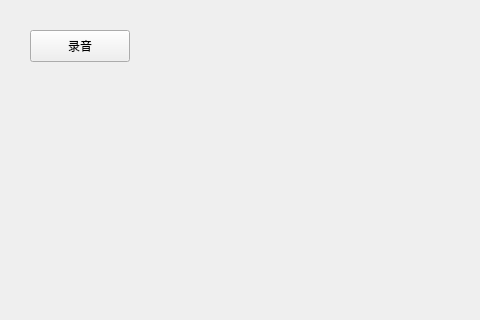
Before: the Qt Designer form 03_Audio/0302_AudioRecordOnSubThread/mainwindow.ui in ineyee/audio_video_learning, drawn with Qt 5; both pictures show x 0 to 480 and y 0 to 320 of the 800 by 600 pixel window.
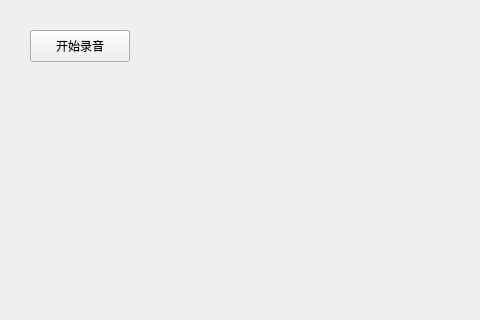
After: the same form once the commit is applied.

Commit message: 0302_AudioRecordOnSubThread: 录音注意点二：点击停止录音时，不要粗暴地销毁录音线程，避免丢掉最后一帧的部分数据或者无法正常释放资源，而是应该设置一个条件变量去打破录音线程的循环录制条件，让录音线程录完最后一帧正常结束

The edit to the form file:
```diff
--- a/03_Audio/0302_AudioRecordOnSubThread/mainwindow.ui
+++ b/03_Audio/0302_AudioRecordOnSubThread/mainwindow.ui
@@ -24,7 +24,7 @@
      </rect>
     </property>
     <property name="text">
-     <string>录音</string>
+     <string>开始录音</string>
     </property>
    </widget>
   </widget>
```
The commit also changes 4 other files.
